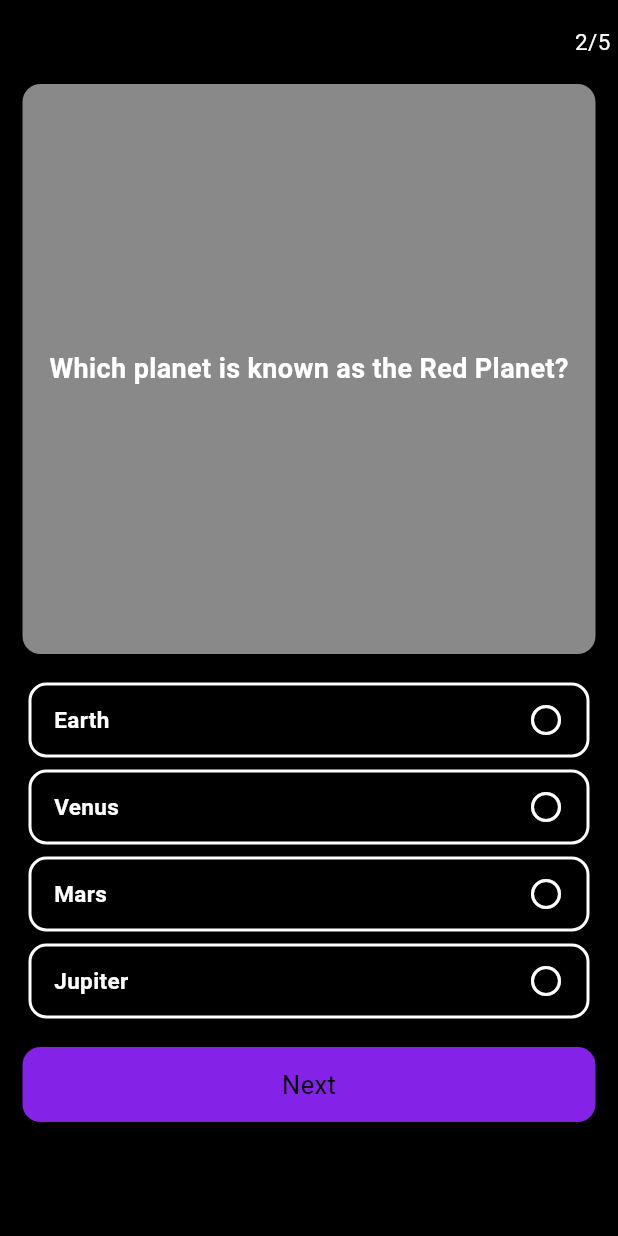
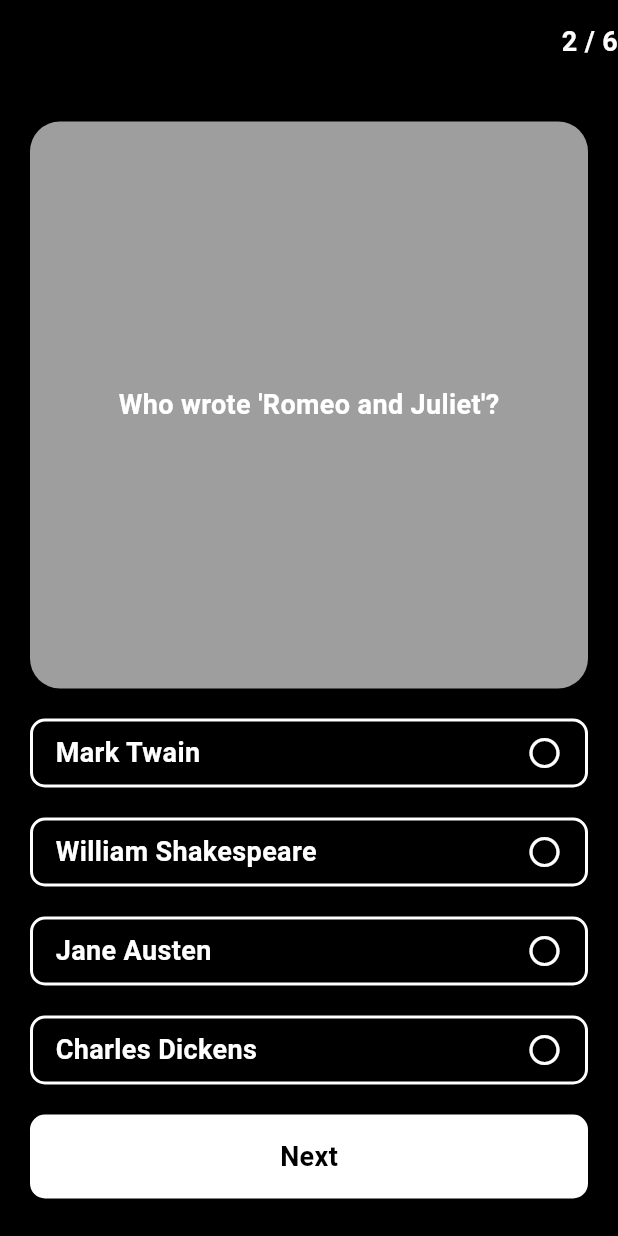
Before and after one commit to hamad-mf/quiz_app, a Flutter app: the screen it shows after launch, after a tap on "Next", on a phone screen of 412 x 824 dp. Run offline on Flutter 3.47's test engine with Material 3 defaults, Android fonts, the phone set to English and light mode, and no system bars.

Commit message:
questions screen options color

```diff
--- a/lib/View/Questions Screen/questions_screen.dart
+++ b/lib/View/Questions Screen/questions_screen.dart
@@ -11,116 +11,138 @@ class QuestionsScreen extends StatefulWidget {
 }
 
 class _QuestionsScreenState extends State<QuestionsScreen> {
-  int questionIndex = 0;
+  int questionIndex = 0; //sidhofusg
+
+  int? selectedAnswerIndex; //soihfosioeuf
   @override
   Widget build(BuildContext context) {
     return Scaffold(
-      backgroundColor: ColorConstants.mainblack,
+      backgroundColor: Colors.black,
       appBar: AppBar(
-        backgroundColor: ColorConstants.mainblack,
+        backgroundColor: Colors.black,
         actions: [
           Text(
-            "${questionIndex + 1}/${DummyDb.questionslist.length}",
-            style: TextStyle(color: ColorConstants.mainwhite, fontSize: 15),
-          ),
-          SizedBox(
-            width: 5,
+            "${questionIndex + 1} / ${DummyDb.questionList.length}",
+            style: TextStyle(
+                color: Colors.white, fontWeight: FontWeight.bold, fontSize: 18),
           ),
         ],
       ),
       body: Padding(
-        padding: const EdgeInsets.symmetric(horizontal: 15),
+        padding: const EdgeInsets.symmetric(horizontal: 20, vertical: 25),
         child: Column(
           children: [
-            Container(
-              width: double.infinity,
-              height: 380,
+            Expanded(
+              child: Container(
                 decoration: BoxDecoration(
-                  color: ColorConstants.maingrey,
-                  borderRadius: BorderRadius.circular(12)),
+                    color: Colors.grey,
+                    borderRadius: BorderRadius.circular(20)),
                 child: Center(
                   child: Text(
-                  DummyDb.questionslist[questionIndex]["question"],
+                    DummyDb.questionList[questionIndex]["question"],
                     style: TextStyle(
-                      color: ColorConstants.mainwhite,
-                      fontSize: 18,
-                      fontWeight: FontWeight.bold),
+                        color: Colors.white,
+                        fontWeight: FontWeight.bold,
+                        fontSize: 18),
                   ),
                 ),
               ),
-            SizedBox(
-              height: 15,
             ),
             Column(
                 children: List.generate(
-                4,
-                (index) => Padding(
-                  padding: const EdgeInsets.all(4),
+              DummyDb.questionList[questionIndex]["options"].length,
+              (optionIndex) {
+                var currentQuestion = DummyDb.questionList[questionIndex];
+
+                return Padding(
+                  padding: const EdgeInsets.only(top: 20),
+                  child: InkWell(
+                    onTap: () {
+                      selectedAnswerIndex = optionIndex;
+                      setState(() {});
+                      print(selectedAnswerIndex);
+                    },
                     child: Container(
-                    width: double.infinity,
-                    padding: EdgeInsets.symmetric(horizontal: 15),
-                    height: 50,
+                      padding:
+                          EdgeInsets.symmetric(vertical: 8, horizontal: 15),
                       decoration: BoxDecoration(
-                        color: ColorConstants.mainblack,
+                          borderRadius: BorderRadius.circular(10),
                           border: Border.all(
-                            color: ColorConstants.mainwhite, width: 2),
-                        borderRadius: BorderRadius.circular(12)),
+                            color: getColor(optionIndex),
+                            width: 2,
+                          )),
                       child: Row(
                         mainAxisAlignment: MainAxisAlignment.spaceBetween,
                         children: [
-                        // Padding(padding: EdgeInsets.all(12)),
                           Text(
-                          DummyDb.questionslist[questionIndex]["option"][index],
+                            currentQuestion["options"][optionIndex],
                             style: TextStyle(
-                              color: ColorConstants.mainwhite,
-                              fontSize: 15,
-                              fontWeight: FontWeight.w600),
+                                color: Colors.white,
+                                fontWeight: FontWeight.bold,
+                                fontSize: 18),
                           ),
                           Icon(
                             Icons.circle_outlined,
-                          color: ColorConstants.mainwhite,
+                            color: Colors.white,
                           )
                         ],
                       ),
                     ),
                   ),
+                );
+              },
+            )),
+            SizedBox(height: 20),
+            InkWell(
+              onTap: () {
+                selectedAnswerIndex = null; // lksdfjlksdlf
+                if (questionIndex < DummyDb.questionList.length - 1) {
+                  //oisdjofiois
+                  questionIndex++;
+                  setState(() {});
+                } else {
+                  // navigate to result screen
+                }
+              },
+              child: Container(
+                width: double.infinity,
+                alignment: Alignment.center,
+                padding: EdgeInsets.symmetric(horizontal: 20, vertical: 15),
+                decoration: BoxDecoration(
+                  borderRadius: BorderRadius.circular(10),
+                  color: Colors.white,
+                ),
+                child: Text(
+                  "Next",
+                  style: TextStyle(
+                      color: Colors.black,
+                      fontWeight: FontWeight.bold,
+                      fontSize: 18),
                 ),
               ),
-            SizedBox(
-              height: 15,
-            ),
-            InkWell(
-              onTap: () {
-                setState(() {
-                  if (questionIndex < DummyDb.questionslist.length - 1) {
-                    questionIndex = questionIndex + 1;
-                  } else {
-                    // Optionally, handle the end of the quiz here
-                    Navigator.push(
-                        context,
-                        MaterialPageRoute(
-                            builder: (context) => ResultScreen()));
-                  }
-                });
-              },
-              child: Container(
-                height: 50,
-                width: double.infinity,
-                alignment: Alignment.center,
-                padding: EdgeInsets.symmetric(horizontal: 20, vertical: 10),
-                decoration: BoxDecoration(
-                    color: ColorConstants.buttonblue,
-                    borderRadius: BorderRadius.circular(12)),
-                child: Text(
-                  "Next",
-                  style:
-                      TextStyle(color: ColorConstants.mainblack, fontSize: 17),
-                ),
-              ),
-            ),
+            )
           ],
         ),
       ),
     );
   }
+
+  Color getColor(int currentOptinIndex) {
+    if (selectedAnswerIndex != null &&
+        currentOptinIndex ==
+            DummyDb.questionList[questionIndex]["answerIndex"]) {
+      return Colors.green;
     }
+
+    if (selectedAnswerIndex == currentOptinIndex) {
+      if (selectedAnswerIndex ==
+          DummyDb.questionList[questionIndex]["answerIndex"]) {
+        return Colors.green;
+      } else {
+        return Colors.red;
+      }
+    } else {
+      return Colors.white;
+    }
+  }
+}
--- a/lib/dummy_db.dart
+++ b/lib/dummy_db.dart
@@ -1,30 +1,39 @@
 class DummyDb {
-  static List<Map> questionslist = [
+  static List<Map<String, dynamic>> questionList = [
     {
       "question": "What is the capital of France?",
-    "option": ["Berlin", "Paris", "Rome", "Madrid"],
+      "options": ["Berlin", "Madrid", "Paris", "Rome"],
+      "answerIndex": 2
+    },
+    {
+      "question": "Who wrote 'Romeo and Juliet'?",
+      "options": [
+        "Mark Twain",
+        "William Shakespeare",
+        "Jane Austen",
+        "Charles Dickens"
+      ],
       "answerIndex": 1
     },
     {
       "question": "Which planet is known as the Red Planet?",
-    "option": ["Earth", "Venus", "Mars", "Jupiter"],
-    "answerIndex": 2
+      "options": ["Earth", "Mars", "Jupiter", "Saturn"],
+      "answerIndex": 1
     },
     {
-    "question": "Who wrote 'To Kill a Mockingbird'?",
-    "option": ["Harper Lee", "J.K. Rowling", "Mark Twain", "Ernest Hemingway"],
+      "question": "What is the boiling point of water?",
+      "options": ["50°C", "100°C", "150°C", "200°C"],
+      "answerIndex": 1
+    },
+    {
+      "question": "Which element has the chemical symbol 'O'?",
+      "options": ["Oxygen", "Gold", "Osmium", "Oganesson"],
       "answerIndex": 0
     },
     {
-    "question": "What is the largest mammal in the world?",
-    "option": ["Elephant", "Blue Whale", "Giraffe", "Hippopotamus"],
+      "question": "What is the largest mammal?",
+      "options": ["Elephant", "Blue Whale", "Giraffe", "Polar Bear"],
       "answerIndex": 1
-  },
-  {
-    "question": "In which year did World War II end?",
-    "option": ["1939", "1941", "1945", "1950"],
-    "answerIndex": 2
     }
   ];
-
 }
```
Lines whose indentation alone changed are shown as unchanged.
